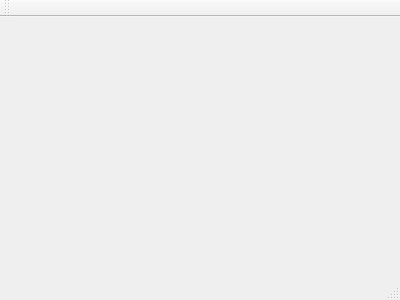
The window that qt/amminadab/ammiwindow.ui (rydergaming/amminadab) describes before a commit, drawn with Qt 5.
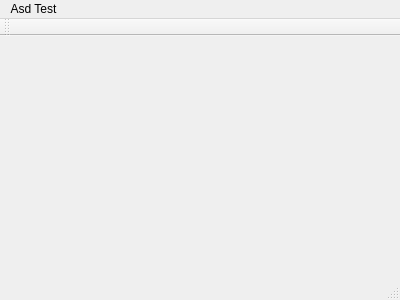
The same window after the commit.

What changed in the file:
```diff
--- a/qt/amminadab/ammiwindow.ui
+++ b/qt/amminadab/ammiwindow.ui
@@ -12,13 +12,34 @@
   <property name="windowTitle" >
    <string>AmmiWindow</string>
   </property>
-  <widget class="QMenuBar" name="menuBar" />
-  <widget class="QToolBar" name="mainToolBar" />
-  <widget class="QWidget" name="centralWidget" />
-  <widget class="QStatusBar" name="statusBar" />
+  <widget class="QWidget" name="centralWidget"/>
+  <widget class="QMenuBar" name="menuBar">
+   <property name="geometry">
+    <rect>
+     <x>0</x>
+     <y>0</y>
+     <width>400</width>
+     <height>22</height>
+    </rect>
+   </property>
+   <widget class="QMenu" name="menuAsd_Test">
+    <property name="title">
+     <string>Asd Test</string>
+    </property>
+   </widget>
+   <addaction name="menuAsd_Test"/>
+  </widget>
+  <widget class="QToolBar" name="mainToolBar">
+   <attribute name="toolBarArea">
+    <enum>TopToolBarArea</enum>
+   </attribute>
+   <attribute name="toolBarBreak">
+    <bool>false</bool>
+   </attribute>
+  </widget>
+  <widget class="QStatusBar" name="statusBar"/>
  </widget>
- <layoutDefault spacing="6" margin="11" />
- <pixmapfunction></pixmapfunction>
+ <layoutdefault spacing="6" margin="11"/>
  <resources/>
  <connections/>
 </ui>
```
Left out of the diff: 7 changed lines with no effect on the pictures.
